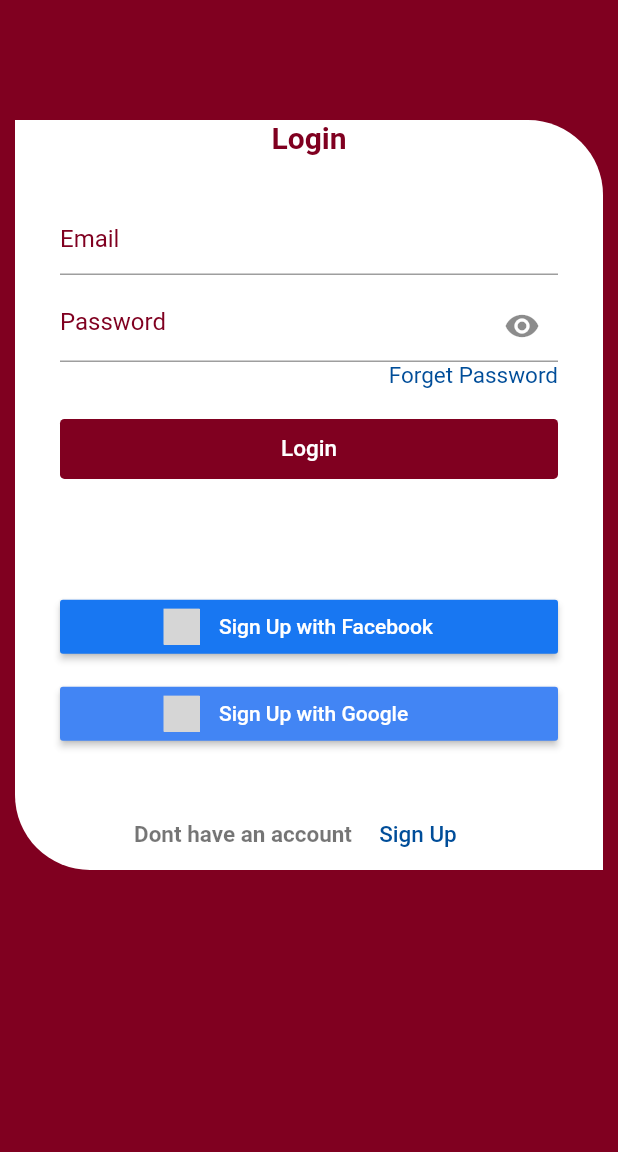
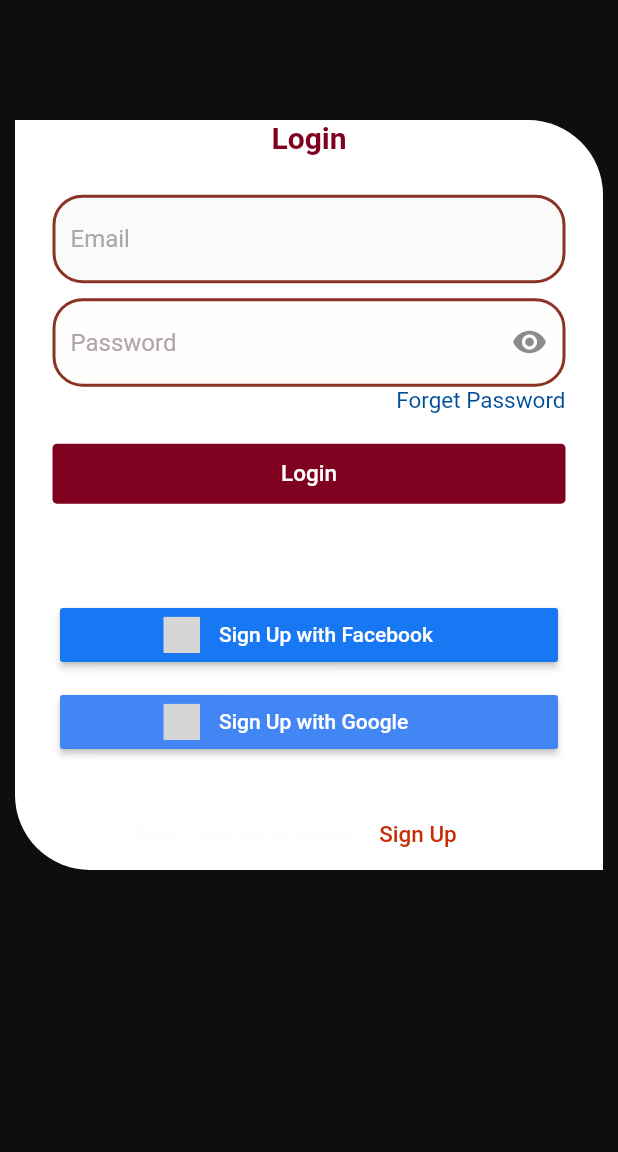
Before and after one commit to chardoo/docoradi-mobile-new, a Flutter app: the screen it shows after launch, on a phone screen of 412 x 824 dp, the part 84-1236 px from its top. Run offline on Flutter 3.47's test engine with Material 2 defaults, Android fonts, the phone set to English and light mode, and no system bars; our stand-ins replace dio, file_picker, firebase_storage, flutter_signin_button, font_awesome_flutter, get and 3 more; missing offline and left inert: avatars, gcloud, googleapis; accounts and stored records are empty; Roboto replaces fonts that are missing (Raleway); project files that could hold a hidden picture were left out; key blocks and very long unbroken strings in the code were emptied for the run; grey boxes are pictures that could not be loaded.

```diff
--- a/lib/components/documentDetails.dart
+++ b/lib/components/documentDetails.dart
@@ -141,11 +141,7 @@ class _DocumentUtil extends State<DocumentUtil> {
     String fileName = DateTime.now().millisecondsSinceEpoch.toString();
     File filee = File(path.join(documentDirectory.path, '$fileName.$exten'));
     filee.writeAsBytes(me.bodyBytes);
-    // var file = await new File.fromRawPath(me.bodyBytes);
-    // setState(() {
-    // image = me.bodyBytes;
-    // });
-    // ;
+
     await OpenFile.open(filee.path);
   }
 
--- a/lib/screens/Login.dart
+++ b/lib/screens/Login.dart
@@ -52,7 +52,7 @@ class _LoginPage extends State<LoginPage> {
   Widget playGame() {
     return SafeArea(
       child: Scaffold(
-        backgroundColor: const Color(0xFF800020),
+        backgroundColor: const Color.fromARGB(255, 15, 14, 15),
         body: ListView(
           children: [
             Container(
@@ -90,19 +90,32 @@ class _LoginPage extends State<LoginPage> {
                               ),
                               Padding(
                                 padding:
-                                    const EdgeInsets.symmetric(horizontal: 30),
+                                    const EdgeInsets.symmetric(horizontal: 25),
                                 child: Column(
                                   children: [
                                     TextFormField(
-                                      decoration: InputDecoration(
+                                       decoration: const InputDecoration(
+                                          enabledBorder: OutlineInputBorder(
+                                              borderRadius: BorderRadius.all(
+                                                  Radius.circular(20)),
+                                              borderSide: BorderSide(
+                                                  color: Color(0xFF8A3324),
+                                                  width: 2)),
+                                          focusedBorder: OutlineInputBorder(
+                                              borderRadius: BorderRadius.all(
+                                                  Radius.circular(20)),
+                                              borderSide: BorderSide(
+                                                  color: Color(0xFF8A3324),
+                                                  width: 2)),
+                                          filled: true,
+                                          fillColor: Color.fromARGB(
+                                              255, 250, 250, 250),
                                           focusColor: Color(0xFF800020),
                                           hintText: 'Email',
                                           hintStyle: TextStyle(
-                                            color: Color(0xFF800020),
+                                            color: Color.fromARGB(
+                                                255, 173, 167, 169),
                                           )),
-                                      onChanged: (value) {
-                                        loginModel.email = value;
-                                      },
                                       validator: (value) {
                                         if (value == null || value.isEmpty) {
                                           return 'Please enter  email';
@@ -114,14 +127,30 @@ class _LoginPage extends State<LoginPage> {
                                       height: 10,
                                     ),
                                     TextFormField(
-                                      obscureText: true,
-                                      decoration: InputDecoration(
+                                     obscureText: true,
+                                      decoration: const InputDecoration(
+                                          enabledBorder: OutlineInputBorder(
+                                              borderRadius: BorderRadius.all(
+                                                  Radius.circular(20)),
+                                              borderSide: BorderSide(
+                                                  color: Color(0xFF8A3324),
+                                                  width: 2)),
+                                          focusedBorder: OutlineInputBorder(
+                                              borderRadius: BorderRadius.all(
+                                                  Radius.circular(20)),
+                                              borderSide: BorderSide(
+                                                  color: Color(0xFF8A3324),
+                                                  width: 2)),
+                                          filled: true,
+                                          fillColor: Color.fromARGB(
+                                              255, 255, 254, 253),
                                           focusColor: Color(0xFF800020),
                                           hintText: 'Password',
                                           suffixIcon:
                                               Icon(Icons.remove_red_eye),
                                           hintStyle: TextStyle(
-                                            color: Color(0xFF800020),
+                                            color: Color.fromARGB(
+                                                255, 173, 167, 169),
                                           )),
                                       onChanged: (value) {
                                         loginModel.password = value;
@@ -172,7 +201,7 @@ class _LoginPage extends State<LoginPage> {
                                                     .showSnackBar(
                                                   const SnackBar(
                                                       content:
-                                                          Text('Login Acount')),
+                                                          Text('Loging into Office...')),
                                                 );
 
                                                 login();
@@ -220,7 +249,7 @@ class _LoginPage extends State<LoginPage> {
                                     'Dont have an account',
                                     textAlign: TextAlign.center,
                                     style: TextStyle(
-                                      color: Colors.black54,
+                                      color: Color.fromARGB(225, 253, 253, 253),
                                       fontWeight: FontWeight.bold,
                                       fontSize: 15,
                                     ),
@@ -230,7 +259,7 @@ class _LoginPage extends State<LoginPage> {
                                         'Sign Up',
                                         textAlign: TextAlign.start,
                                         style: TextStyle(
-                                            color: Color(0xFF004d99),
+                                            color: Color.fromARGB(255, 199, 45, 7),
                                             fontSize: 15),
                                       ),
                                       onPressed: signUP)
```
Also changed, not shown: 1 other file.
